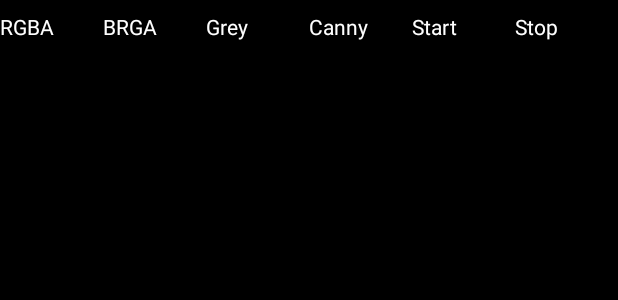
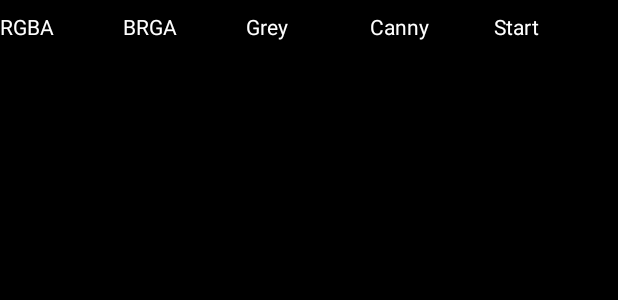
Before and after one commit to davidcryer/Camera-Filters, an Android app: the layout view_filter_menu.xml on its own in the app's theme, with its tools: preview values and no code run, on a phone screen of 412 x 824 dp. Shown: the top 300 px of the screen. Run offline under Robolectric (Android 15) with nearby library versions, the phone set to English and light mode, and no system bars.

Commit message:
- removed unused import in fragment - added methods to set states onto filter menu - merge start and stop buttons in filter menu - changes to image manipulator to overlay filtered view on original
- tested out native camera color effects through mCamera.getParameters().getSupportedColorEffects(), but it affected whole frame, whilst I wanted to affect only a small part

```diff
--- a/app/src/main/java/com/davidcryer/camerafilters/screens/filter/FilterFragment.java
+++ b/app/src/main/java/com/davidcryer/camerafilters/screens/filter/FilterFragment.java
@@ -1,7 +1,6 @@
 package com.davidcryer.camerafilters.screens.filter;
 
 import android.app.Activity;
-import android.content.Context;
 import android.os.Bundle;
 import android.support.annotation.NonNull;
 import android.support.annotation.Nullable;
--- a/app/src/main/res/layout/view_filter_menu.xml
+++ b/app/src/main/res/layout/view_filter_menu.xml
@@ -56,7 +56,7 @@
             android:textColor="@android:color/white" />
 
         <TextView
-            android:id="@+id/start"
+            android:id="@+id/onOffToggle"
             android:layout_width="0dp"
             android:layout_height="wrap_content"
             android:layout_weight="1"
@@ -65,16 +65,6 @@
             android:text="@string/filter.menu.start"
             android:textColor="@android:color/white" />
 
-        <TextView
-            android:id="@+id/stop"
-            android:layout_width="0dp"
-            android:layout_height="wrap_content"
-            android:layout_weight="1"
-            android:layout_gravity="center_vertical"
-            android:background="@drawable/selector_mask_white"
-            android:text="@string/filter.menu.stop"
-            android:textColor="@android:color/white" />
-
     </LinearLayout>
 
 </LinearLayout>
```
Also changed, not shown: app/src/main/java/com/davidcryer/camerafilters/framework/opencv/ImageManipulator.java (+38 -20 lines), app/src/main/java/com/davidcryer/camerafilters/screens/filter/FilterMenu.java (+26 -11 lines).
